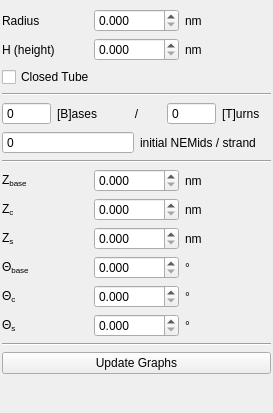
Old version of the form ui/settings.ui in the repository NATuG3/NATuG3.
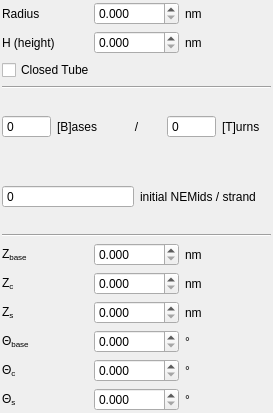
New version of the form.

Commit message: Refined spacing for update graph button

Patch:
```diff
--- a/ui/settings.ui
+++ b/ui/settings.ui
@@ -26,7 +26,20 @@
    <property name="bottomMargin">
     <number>2</number>
    </property>
-   <item row="4" column="1">
+   <item row="16" column="1">
+    <widget class="QLabel" name="label_18">
+     <property name="cursor">
+      <cursorShape>ArrowCursor</cursorShape>
+     </property>
+     <property name="statusTip">
+      <string>The angle about the helix axis between two NEMids on different helices of a double helix</string>
+     </property>
+     <property name="text">
+      <string>Θ&lt;sub&gt;s&lt;/sub&gt;</string>
+     </property>
+    </widget>
+   </item>
+   <item row="3" column="1">
     <widget class="QLabel" name="label">
      <property name="cursor">
       <cursorShape>ArrowCursor</cursorShape>
@@ -39,7 +52,44 @@
      </property>
     </widget>
    </item>
-   <item row="3" column="1">
+   <item row="8" column="1" colspan="3">
+    <layout class="QHBoxLayout" name="horizontalLayout_2">
+     <item>
+      <widget class="QSpinBox" name="spinBox_3">
+       <property name="statusTip">
+        <string>Generate this many NEMids per domain strand (before junctions are made)</string>
+       </property>
+       <property name="buttonSymbols">
+        <enum>QAbstractSpinBox::NoButtons</enum>
+       </property>
+      </widget>
+     </item>
+     <item>
+      <widget class="QLabel" name="label_20">
+       <property name="toolTip">
+        <string/>
+       </property>
+       <property name="toolTipDuration">
+        <number>-1</number>
+       </property>
+       <property name="statusTip">
+        <string>Number of initial NEMids to generate for each strand of each domain</string>
+       </property>
+       <property name="text">
+        <string>initial NEMids / strand</string>
+       </property>
+      </widget>
+     </item>
+    </layout>
+   </item>
+   <item row="10" column="3">
+    <widget class="QLabel" name="label_10">
+     <property name="text">
+      <string>nm</string>
+     </property>
+    </widget>
+   </item>
+   <item row="2" column="1">
     <widget class="QLabel" name="label_4">
      <property name="cursor">
       <cursorShape>ArrowCursor</cursorShape>
@@ -55,47 +105,14 @@
      </property>
     </widget>
    </item>
-   <item row="3" column="3">
-    <widget class="QLabel" name="label_7">
-     <property name="text">
-      <string>nm</string>
-     </property>
-    </widget>
-   </item>
-   <item row="3" column="2">
+   <item row="2" column="2">
     <widget class="QDoubleSpinBox" name="doubleSpinBox_2">
      <property name="decimals">
       <number>3</number>
      </property>
     </widget>
    </item>
-   <item row="21" column="1" colspan="3">
-    <widget class="Line" name="line_4">
-     <property name="orientation">
-      <enum>Qt::Horizontal</enum>
-     </property>
-    </widget>
-   </item>
-   <item row="24" column="1" colspan="3">
-    <widget class="QPushButton" name="pushButton">
-     <property name="statusTip">
-      <string>Update the DNA View graphs with current information</string>
-     </property>
-     <property name="text">
-      <string>Update Graphs</string>
-     </property>
-     <property name="shortcut">
-      <string>Ctrl+U</string>
-     </property>
-     <property name="autoDefault">
-      <bool>false</bool>
-     </property>
-     <property name="default">
-      <bool>false</bool>
-     </property>
-    </widget>
-   </item>
-   <item row="15" column="2">
+   <item row="14" column="2">
     <widget class="QDoubleSpinBox" name="doubleSpinBox_4">
      <property name="statusTip">
       <string/>
@@ -105,102 +122,55 @@
      </property>
     </widget>
    </item>
-   <item row="11" column="1">
-    <widget class="QLabel" name="label_8">
-     <property name="cursor">
-      <cursorShape>ArrowCursor</cursorShape>
-     </property>
-     <property name="statusTip">
-      <string>The angle that one base makes about the helix axis.</string>
-     </property>
+   <item row="3" column="3">
+    <widget class="QLabel" name="label_6">
      <property name="text">
-      <string>&lt;html&gt;&lt;head/&gt;&lt;body&gt;&lt;p&gt;Z&lt;span style=&quot; vertical-align:sub;&quot;&gt;base&lt;/span&gt;&lt;/p&gt;&lt;/body&gt;&lt;/html&gt;</string>
+      <string>nm</string>
      </property>
     </widget>
    </item>
-   <item row="15" column="3">
+   <item row="14" column="3">
     <widget class="QLabel" name="label_11">
      <property name="text">
       <string>°</string>
      </property>
     </widget>
    </item>
-   <item row="17" column="1">
-    <widget class="QLabel" name="label_18">
-     <property name="cursor">
-      <cursorShape>ArrowCursor</cursorShape>
-     </property>
-     <property name="statusTip">
-      <string>The angle about the helix axis between two NEMids on different helices of a double helix</string>
-     </property>
-     <property name="text">
-      <string>Θ&lt;sub&gt;s&lt;/sub&gt;</string>
-     </property>
-    </widget>
-   </item>
-   <item row="11" column="3">
-    <widget class="QLabel" name="label_10">
-     <property name="text">
-      <string>nm</string>
-     </property>
-    </widget>
-   </item>
-   <item row="12" column="2">
+   <item row="11" column="2">
     <widget class="QDoubleSpinBox" name="doubleSpinBox_5">
      <property name="decimals">
       <number>3</number>
      </property>
     </widget>
    </item>
-   <item row="16" column="3">
-    <widget class="QLabel" name="label_15">
-     <property name="text">
-      <string>°</string>
-     </property>
-    </widget>
-   </item>
-   <item row="7" column="1" colspan="3">
+   <item row="6" column="1" colspan="3">
     <widget class="Line" name="line_2">
      <property name="orientation">
       <enum>Qt::Horizontal</enum>
      </property>
     </widget>
    </item>
-   <item row="25" column="1" colspan="3">
-    <spacer name="verticalSpacer">
-     <property name="orientation">
-      <enum>Qt::Vertical</enum>
-     </property>
-     <property name="sizeHint" stdset="0">
-      <size>
-       <width>20</width>
-       <height>40</height>
-      </size>
-     </property>
-    </spacer>
-   </item>
-   <item row="4" column="3">
-    <widget class="QLabel" name="label_6">
+   <item row="2" column="3">
+    <widget class="QLabel" name="label_7">
      <property name="text">
       <string>nm</string>
      </property>
     </widget>
    </item>
-   <item row="11" column="2">
-    <widget class="QDoubleSpinBox" name="doubleSpinBox_3">
-     <property name="decimals">
-      <number>3</number>
+   <item row="10" column="1">
+    <widget class="QLabel" name="label_8">
+     <property name="cursor">
+      <cursorShape>ArrowCursor</cursorShape>
      </property>
-    </widget>
-   </item>
-   <item row="16" column="2">
-    <widget class="QDoubleSpinBox" name="doubleSpinBox_6">
-     <property name="decimals">
-      <number>3</number>
+     <property name="statusTip">
+      <string>The angle that one base makes about the helix axis.</string>
      </property>
+     <property name="text">
+      <string>&lt;html&gt;&lt;head/&gt;&lt;body&gt;&lt;p&gt;Z&lt;span style=&quot; vertical-align:sub;&quot;&gt;base&lt;/span&gt;&lt;/p&gt;&lt;/body&gt;&lt;/html&gt;</string>
+     </property>
     </widget>
    </item>
-   <item row="16" column="1">
+   <item row="15" column="1">
     <widget class="QLabel" name="label_14">
      <property name="cursor">
       <cursorShape>ArrowCursor</cursorShape>
@@ -213,14 +183,21 @@
      </property>
     </widget>
    </item>
-   <item row="13" column="3">
+   <item row="15" column="3">
+    <widget class="QLabel" name="label_15">
+     <property name="text">
+      <string>°</string>
+     </property>
+    </widget>
+   </item>
+   <item row="12" column="3">
     <widget class="QLabel" name="label_17">
      <property name="text">
       <string>nm</string>
      </property>
     </widget>
    </item>
-   <item row="12" column="1">
+   <item row="11" column="1">
     <widget class="QLabel" name="label_12">
      <property name="cursor">
       <cursorShape>ArrowCursor</cursorShape>
@@ -236,7 +213,34 @@
      </property>
     </widget>
    </item>
-   <item row="13" column="2">
+   <item row="15" column="2">
+    <widget class="QDoubleSpinBox" name="doubleSpinBox_6">
+     <property name="decimals">
+      <number>3</number>
+     </property>
+    </widget>
+   </item>
+   <item row="10" column="2">
+    <widget class="QDoubleSpinBox" name="doubleSpinBox_3">
+     <property name="decimals">
+      <number>3</number>
+     </property>
+    </widget>
+   </item>
+   <item row="4" column="1" colspan="3">
+    <widget class="QCheckBox" name="checkBox">
+     <property name="cursor">
+      <cursorShape>ArrowCursor</cursorShape>
+     </property>
+     <property name="statusTip">
+      <string>Indicates whether the tube is closed (and thus actually a tube) or not</string>
+     </property>
+     <property name="text">
+      <string>Closed Tube</string>
+     </property>
+    </widget>
+   </item>
+   <item row="12" column="2">
     <widget class="QDoubleSpinBox" name="doubleSpinBox_7">
      <property name="statusTip">
       <string/>
@@ -246,21 +250,21 @@
      </property>
     </widget>
    </item>
-   <item row="12" column="3">
-    <widget class="QLabel" name="label_13">
-     <property name="text">
-      <string>nm</string>
-     </property>
-    </widget>
-   </item>
-   <item row="4" column="2">
+   <item row="3" column="2">
     <widget class="QDoubleSpinBox" name="doubleSpinBox">
      <property name="decimals">
       <number>3</number>
      </property>
     </widget>
    </item>
-   <item row="13" column="1">
+   <item row="11" column="3">
+    <widget class="QLabel" name="label_13">
+     <property name="text">
+      <string>nm</string>
+     </property>
+    </widget>
+   </item>
+   <item row="12" column="1">
     <widget class="QLabel" name="label_16">
      <property name="cursor">
       <cursorShape>ArrowCursor</cursorShape>
@@ -276,20 +280,28 @@
      </property>
     </widget>
    </item>
-   <item row="5" column="1" colspan="3">
-    <widget class="QCheckBox" name="checkBox">
-     <property name="cursor">
-      <cursorShape>ArrowCursor</cursorShape>
-     </property>
-     <property name="statusTip">
-      <string>Indicates whether the tube is closed (and thus actually a tube) or not</string>
-     </property>
+   <item row="16" column="3">
+    <widget class="QLabel" name="label_19">
      <property name="text">
-      <string>Closed Tube</string>
+      <string>°</string>
      </property>
     </widget>
    </item>
-   <item row="15" column="1">
+   <item row="9" column="1" colspan="3">
+    <widget class="Line" name="line">
+     <property name="orientation">
+      <enum>Qt::Horizontal</enum>
+     </property>
+    </widget>
+   </item>
+   <item row="16" column="2">
+    <widget class="QDoubleSpinBox" name="doubleSpinBox_8">
+     <property name="decimals">
+      <number>3</number>
+     </property>
+    </widget>
+   </item>
+   <item row="14" column="1">
     <widget class="QLabel" name="label_9">
      <property name="cursor">
       <cursorShape>ArrowCursor</cursorShape>
@@ -302,44 +314,7 @@
      </property>
     </widget>
    </item>
-   <item row="17" column="2">
-    <widget class="QDoubleSpinBox" name="doubleSpinBox_8">
-     <property name="decimals">
-      <number>3</number>
-     </property>
-    </widget>
-   </item>
-   <item row="0" column="1" colspan="3">
-    <spacer name="verticalSpacer_2">
-     <property name="orientation">
-      <enum>Qt::Vertical</enum>
-     </property>
-     <property name="sizeType">
-      <enum>QSizePolicy::Fixed</enum>
-     </property>
-     <property name="sizeHint" stdset="0">
-      <size>
-       <width>0</width>
-       <height>7</height>
-      </size>
-     </property>
-    </spacer>
-   </item>
-   <item row="10" column="1" colspan="3">
-    <widget class="Line" name="line">
-     <property name="orientation">
-      <enum>Qt::Horizontal</enum>
-     </property>
-    </widget>
-   </item>
-   <item row="17" column="3">
-    <widget class="QLabel" name="label_19">
-     <property name="text">
-      <string>°</string>
-     </property>
-    </widget>
-   </item>
-   <item row="8" column="1" colspan="3">
+   <item row="7" column="1" colspan="3">
     <layout class="QHBoxLayout" name="horizontalLayout">
      <item>
       <widget class="QSpinBox" name="spinBox">
@@ -387,36 +362,6 @@
      </item>
     </layout>
    </item>
-   <item row="9" column="1" colspan="3">
-    <layout class="QHBoxLayout" name="horizontalLayout_2">
-     <item>
-      <widget class="QSpinBox" name="spinBox_3">
-       <property name="statusTip">
-        <string>Generate this many NEMids per domain strand (before junctions are made)</string>
-       </property>
-       <property name="buttonSymbols">
-        <enum>QAbstractSpinBox::NoButtons</enum>
-       </property>
-      </widget>
-     </item>
-     <item>
-      <widget class="QLabel" name="label_20">
-       <property name="toolTip">
-        <string/>
-       </property>
-       <property name="toolTipDuration">
-        <number>-1</number>
-       </property>
-       <property name="statusTip">
-        <string>Number of initial NEMids to generate for each strand of each domain</string>
-       </property>
-       <property name="text">
-        <string>initial NEMids / strand</string>
-       </property>
-      </widget>
-     </item>
-    </layout>
-   </item>
   </layout>
  </widget>
  <resources/>
```
The commit also changes 2 other files.
